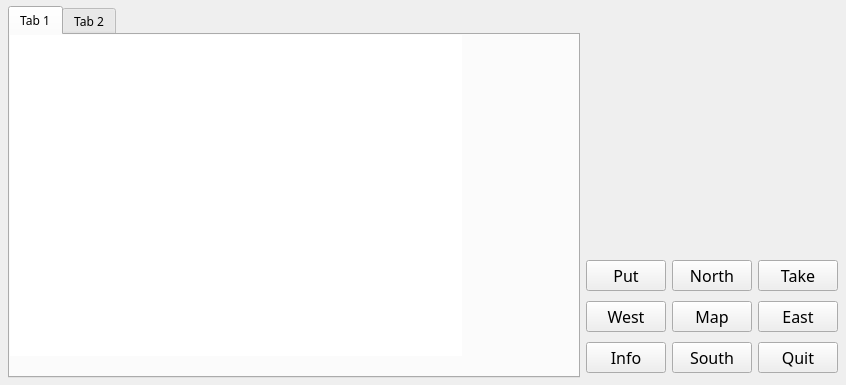
Old version of the form University Life/uniZork.ui in the repository Metagawa/Zorklike-Game-University-Life.
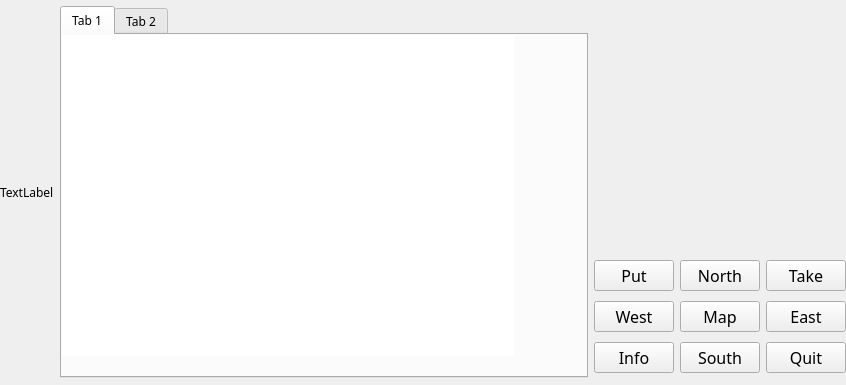
New version of the form. Icons and pictures are not drawn.

Commit message: label to side

Patch:
```diff
--- a/University Life/uniZork.ui
+++ b/University Life/uniZork.ui
@@ -48,7 +48,7 @@
     <property name="bottomMargin">
      <number>0</number>
     </property>
-    <item row="0" column="0">
+    <item row="0" column="1">
      <widget class="QStackedWidget" name="stackedWidget">
       <property name="enabled">
        <bool>true</bool>
@@ -351,6 +351,13 @@
       </widget>
      </widget>
     </item>
+    <item row="0" column="0">
+     <widget class="QLabel" name="label">
+      <property name="text">
+       <string>TextLabel</string>
+      </property>
+     </widget>
+    </item>
    </layout>
   </widget>
  </widget>
```
Left out of the diff: 8 changed lines with no effect on the pictures.
